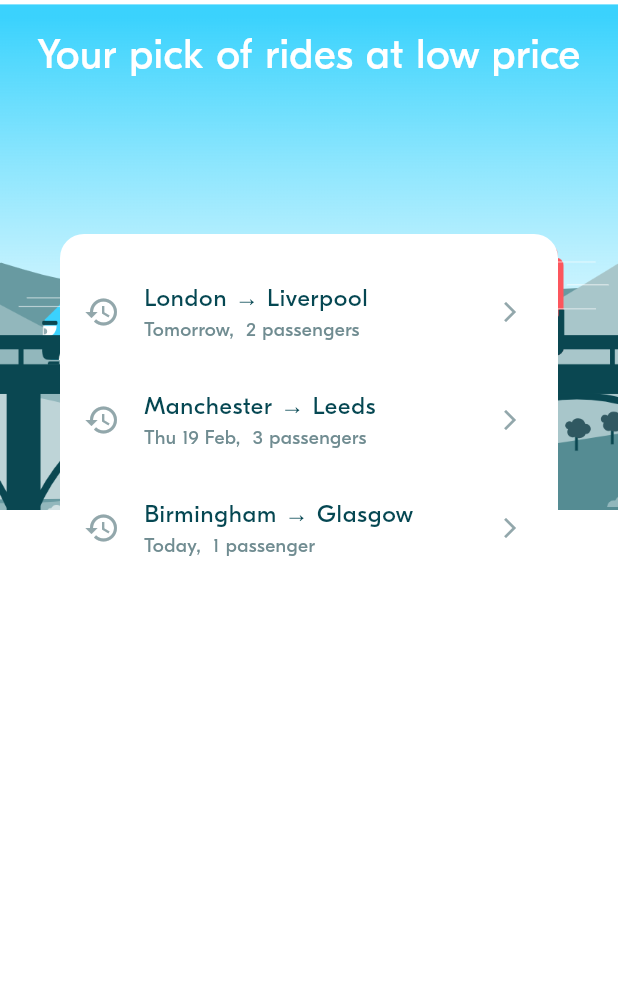
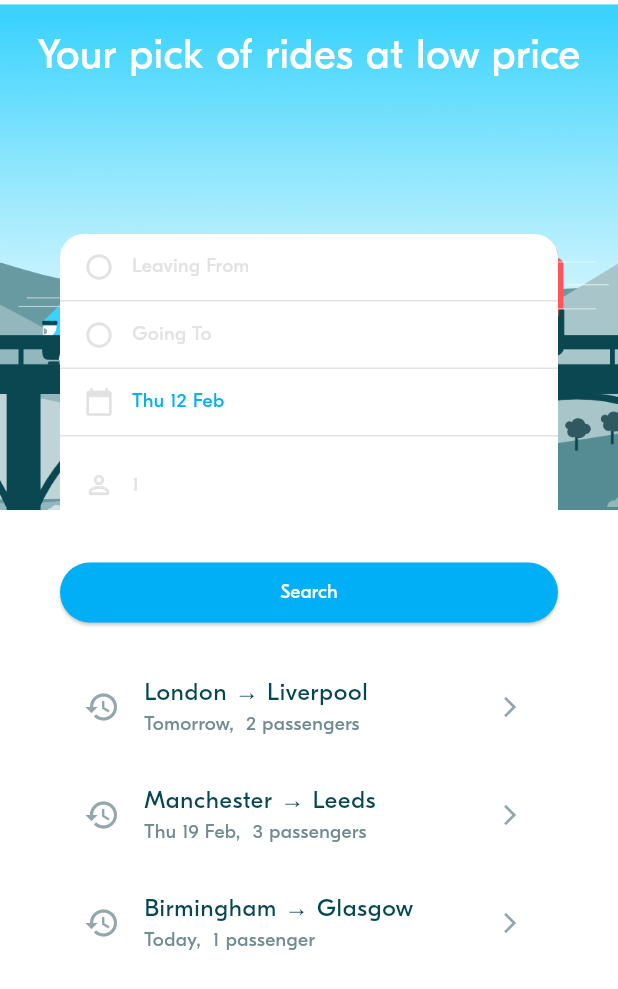
Before and after one commit to sonnevaly/BLABLACAR, a Flutter app: the screen it shows after launch, on a phone screen of 412 x 824 dp. Shown: the top 989 px of the screen. Run offline on Flutter 3.47's test engine with Material 3 defaults, Android fonts, the light colour scheme and no system bars; project files that could hold a hidden picture were left out.

Commit message:
BLA-003 Implement Form

```diff
--- a/lib/screens/ride_pref/widgets/ride_pref_form.dart
+++ b/lib/screens/ride_pref/widgets/ride_pref_form.dart
@@ -1,7 +1,9 @@
+import 'package:blabla/screens/ride_pref/widgets/actions/bla_button.dart';
 import 'package:flutter/material.dart';
-
 import '../../../model/ride/locations.dart';
 import '../../../model/ride_pref/ride_pref.dart';
+import 'package:blabla/theme/theme.dart';
+import '../../../widgets/display/bla_divider.dart';
 
 ///
 /// A Ride Preference From is a view to select:
@@ -24,31 +26,65 @@ class RidePrefForm extends StatefulWidget {
 
 class _RidePrefFormState extends State<RidePrefForm> {
   Location? departure;
-  late DateTime departureDate;
+  DateTime? departureDate;
   Location? arrival;
   late int requestedSeats;
-
-
 
   // ----------------------------------
   // Initialize the Form attributes
   // ----------------------------------
-
   @override
   void initState() {
     super.initState();
     // TODO
+    _initializeValues();
+  }
+
+  void _initializeValues() {
+    final pref = widget.initRidePref;
+    departure = pref?.departure;
+    departureDate = pref?.departureDate ?? DateTime.now();
+    arrival = pref?.arrival;
+    requestedSeats = pref?.requestedSeats ?? 1;
   }
 
   // ----------------------------------
   // Handle events
   // ----------------------------------
+  void _onDeparturePressed() {
+    // TODO: Navigate to location selection screen
+  }
 
+  void _onArrivalPressed() {
+    // TODO: Navigate to location selection screen
+  }
+
+  Future<void> _onDatePressed() async {
+    final picked = await showDatePicker(
+      context: context,
+      initialDate: departureDate ?? DateTime.now(),
+      firstDate: DateTime.now(),
+      lastDate: DateTime(2100),
+    );
+
+    if (picked != null) {
+      setState(() => departureDate = picked);
+    }
+  }
+
+  void _onSearchPressed() {
+    // TODO: Handle search action
+  }
 
   // ----------------------------------
   // Compute the widgets rendering
   // ----------------------------------
-
+  String get _formattedDate {
+    if (departureDate == null) return "Select Date";
+    final weekdays = ['Mon', 'Tue', 'Wed', 'Thu', 'Fri', 'Sat', 'Sun'];
+    final months = ['Jan', 'Feb', 'Mar', 'Apr', 'May', 'Jun', 'Jul', 'Aug', 'Sep', 'Oct', 'Nov', 'Dec'];
+    return '${weekdays[departureDate!.weekday - 1]} ${departureDate!.day} ${months[departureDate!.month - 1]}';
+  }
 
   // ----------------------------------
   // Build the widgets
@@ -56,10 +92,104 @@ class _RidePrefFormState extends State<RidePrefForm> {
   @override
   Widget build(BuildContext context) {
     return Column(
-        mainAxisAlignment: MainAxisAlignment.start,
-        crossAxisAlignment: CrossAxisAlignment.stretch,
+      crossAxisAlignment: CrossAxisAlignment.stretch,
+      children: [
+        _buildLocationField(
+          icon: Icons.radio_button_unchecked,
+          text: departure?.name ?? "Leaving From",
+          onTap: _onDeparturePressed,
+        ),
+        BlaDivider(),
+        _buildLocationField(
+          icon: Icons.radio_button_unchecked,
+          text: arrival != null ? "${arrival!.name}, ${arrival!.country.name}" : "Going To",
+          onTap: _onArrivalPressed,
+        ),
+        BlaDivider(),
+        _buildDateField(),
+        BlaDivider(),
+        _buildSeatsField(),
+        SizedBox(height: 16),
+        BlaButton(
+          color: BlaColors.primary,
+          label: "Search",
+        ),
+      ],
+    );
+  }
+
+  Widget _buildLocationField({
+    required IconData icon,
+    required String text,
+    required VoidCallback onTap,
+  }) {
+    return InkWell(
+      onTap: onTap,
+      child: Padding(
+        padding: EdgeInsets.symmetric(vertical: 12, horizontal: 16),
+        child: Row(
+          children: [
+            Icon(icon, color: BlaColors.greyLight, size: 20),
+            SizedBox(width: 12),
+            Text(
+              text,
+              style: BlaTextStyles.label.copyWith(
+                color: departure != null || arrival != null
+                    ? BlaColors.primary
+                    : BlaColors.greyLight,
+              ),
+            ),
+          ],
+        ),
+      ),
+    );
+  }
+
+  Widget _buildDateField() {
+    return InkWell(
+      onTap: _onDatePressed,
+      child: Padding(
+        padding: EdgeInsets.symmetric(vertical: 12, horizontal: 16),
+        child: Row(
+          children: [
+            Icon(Icons.calendar_today, color: BlaColors.greyLight, size: 20),
+            SizedBox(width: 12),
+            Text(
+              _formattedDate,
+              style: BlaTextStyles.label.copyWith(
+                color: departureDate != null ? BlaColors.primary : BlaColors.greyLight,
+              ),
+            ),
+          ],
+        ),
+      ),
+    );
+  }
+
+  Widget _buildSeatsField() {
+    return Padding(
+      padding: EdgeInsets.symmetric(vertical: 8, horizontal: 16),
+      child: Row(
         children: [
-
-        ]);
+          Icon(Icons.person_outline, color: BlaColors.greyLight, size: 20),
+          SizedBox(width: 12),
+          Expanded(
+            child: TextField(
+              decoration: InputDecoration(
+                border: InputBorder.none,
+                hintText: "1",
+                hintStyle: BlaTextStyles.label.copyWith(color: BlaColors.greyLight),
+              ),
+              style: BlaTextStyles.label.copyWith(color: BlaColors.primary),
+              keyboardType: TextInputType.number,
+              onChanged: (value) {
+                final seats = int.tryParse(value);
+                if (seats != null) setState(() => requestedSeats = seats);
+              },
+            ),
+          ),
+        ],
+      ),
+    );
   }
 }
```
